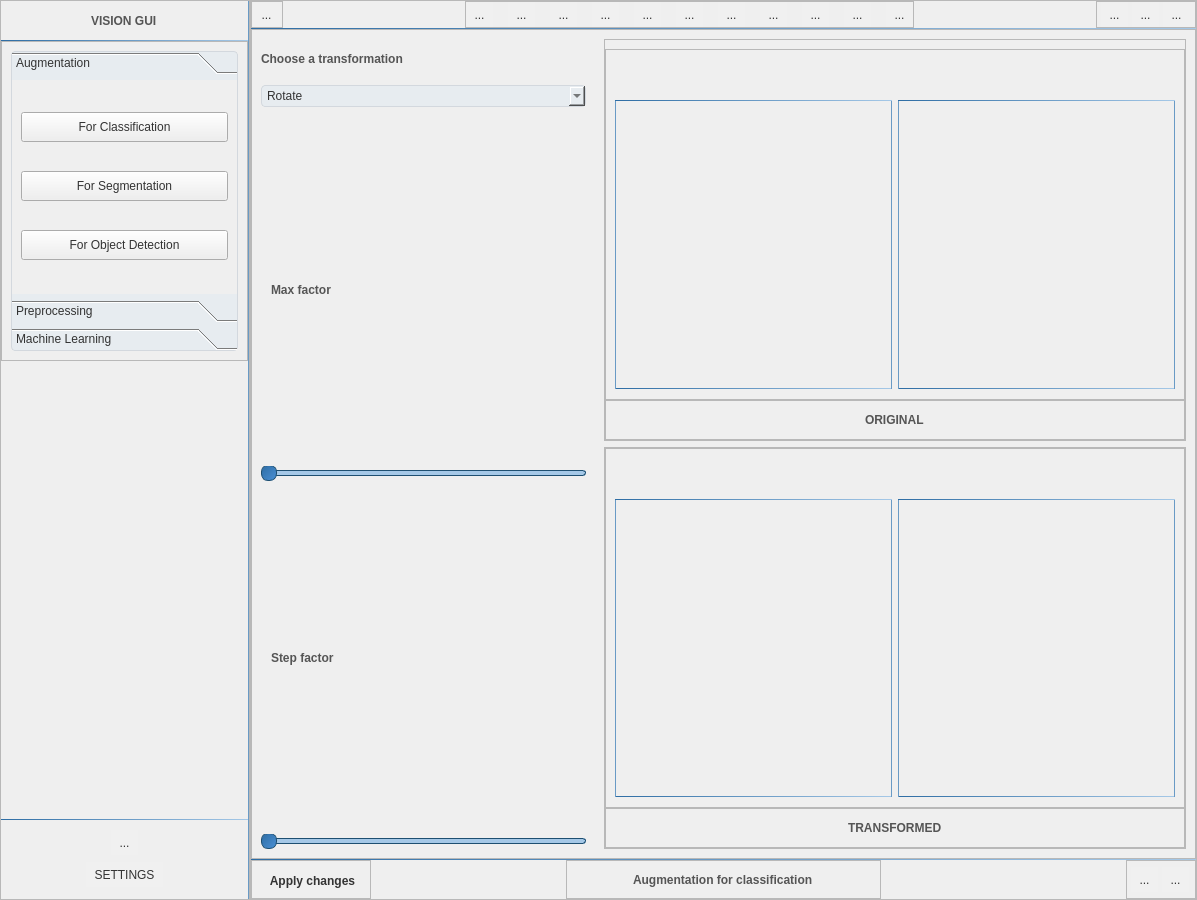
First picture: the form in main_ui.ui, repository huyhoang-mike/Vison_GUI, before the edit.
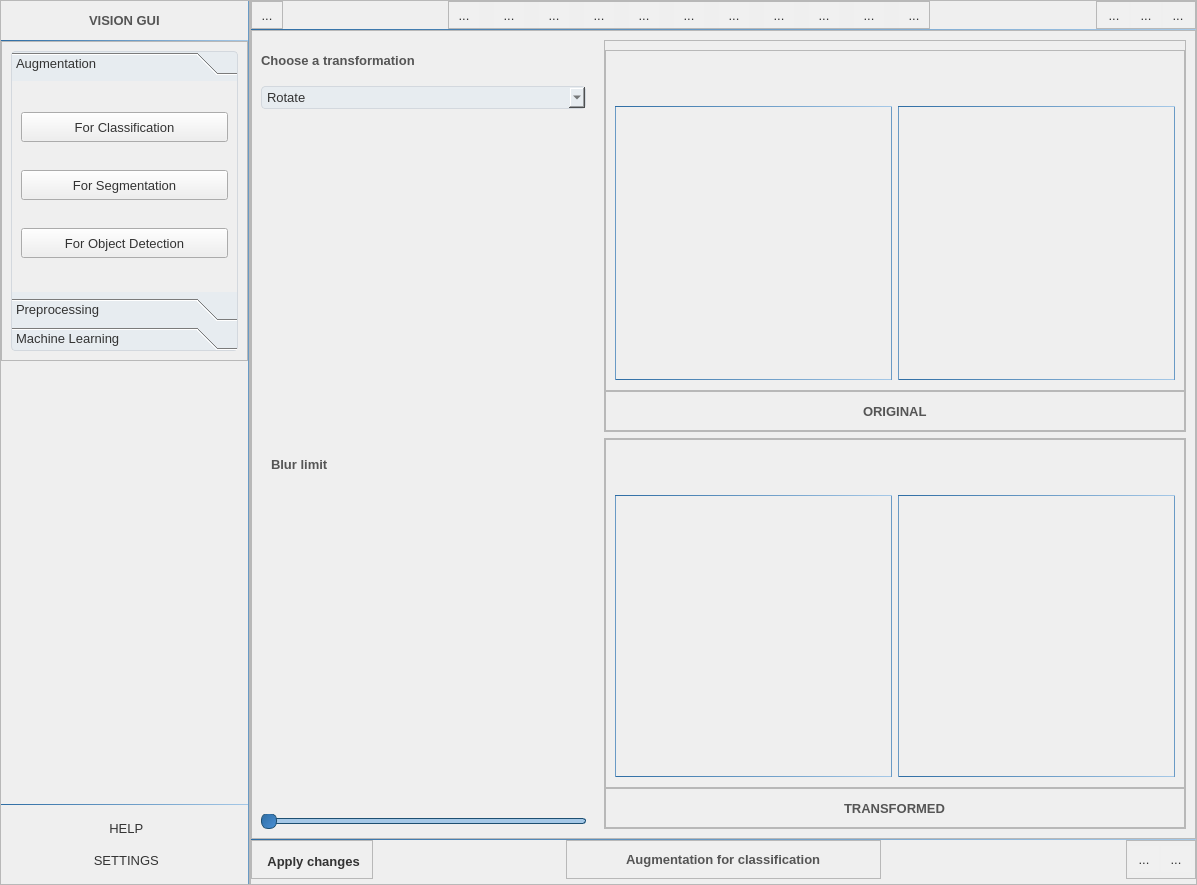
Second picture: the form after the edit. The open tabs and pages were chosen to show the change. Icons and pictures are not drawn.

The edit to the form file:
```diff
--- a/main_ui.ui
+++ b/main_ui.ui
@@ -7,7 +7,7 @@
     <x>0</x>
     <y>0</y>
     <width>1197</width>
-    <height>900</height>
+    <height>885</height>
    </rect>
   </property>
   <property name="windowTitle">
@@ -18,7 +18,7 @@
     <string notr="true">/* General Styles */
 * {
     font-family: 'Segoe UI', sans-serif;
-    font-size: 9pt;
+    font-size: 10pt;
     color: #333;
 }
 /* QLabel Styles for better visibility */
@@ -26,7 +26,6 @@
     color: #555;
     font-weight: bold; /* Make labels stand out */
 }
-
 #result, #origin, #r_i_s_labels, #r_i_s_labels_2, #o_i_s_labels, #o_i_s_labels_2 {
 	border-top: 1px solid qlineargradient(x1:0, y1:0, x2:1, y2:0, stop:0 #2e6da4, stop:1 #a5c8e7); 
 	border-left: 1px solid qlineargradient(x1:0, y1:0, x2:1, y2:0, stop:0 #2e6da4, stop:1 #a5c8e7); 
@@ -92,6 +91,9 @@
 #apply_changes:hover {
     background-color: #4a8cc7;
 }
+QPushButton:hover {
+    border: 1px solid qlineargradient(x1:0, y1:0, x2:1, y2:0, stop:0 #a5c8e7, stop:1 #a5c8e7);
+    }
 QSlider::groove:horizontal {
     background: qlineargradient(x1:0, y1:0, x2:1, y2:0, stop:0 #a5c8e7, stop:1 #a5c8e7);
     border: none;
@@ -190,7 +192,7 @@
          <property name="font">
           <font>
            <family>Segoe UI</family>
-           <pointsize>9</pointsize>
+           <pointsize>10</pointsize>
           </font>
          </property>
          <property name="frameShape">
@@ -247,7 +249,7 @@
                <property name="font">
                 <font>
                  <family>Segoe UI</family>
-                 <pointsize>9</pointsize>
+                 <pointsize>10</pointsize>
                  <bold>true</bold>
                  <underline>false</underline>
                  <strikeout>false</strikeout>
@@ -287,7 +289,7 @@
                <property name="font">
                 <font>
                  <family>Segoe UI</family>
-                 <pointsize>9</pointsize>
+                 <pointsize>10</pointsize>
                 </font>
                </property>
                <property name="accessibleName">
@@ -297,7 +299,7 @@
                 <string notr="true"/>
                </property>
                <property name="currentIndex">
-                <number>2</number>
+                <number>1</number>
                </property>
                <widget class="QWidget" name="Augmentation">
                 <property name="geometry">
@@ -305,13 +307,13 @@
                   <x>0</x>
                   <y>0</y>
                   <width>225</width>
-                  <height>208</height>
+                  <height>205</height>
                  </rect>
                 </property>
                 <property name="font">
                  <font>
                   <family>Segoe UI</family>
-                  <pointsize>9</pointsize>
+                  <pointsize>10</pointsize>
                  </font>
                 </property>
                 <attribute name="label">
@@ -329,7 +331,7 @@
                    <property name="font">
                     <font>
                      <family>Segoe UI</family>
-                     <pointsize>9</pointsize>
+                     <pointsize>10</pointsize>
                     </font>
                    </property>
                    <property name="text">
@@ -354,7 +356,7 @@
                    <property name="font">
                     <font>
                      <family>Segoe UI</family>
-                     <pointsize>9</pointsize>
+                     <pointsize>10</pointsize>
                     </font>
                    </property>
                    <property name="text">
@@ -373,7 +375,7 @@
                    <property name="font">
                     <font>
                      <family>Segoe UI</family>
-                     <pointsize>9</pointsize>
+                     <pointsize>10</pointsize>
                     </font>
                    </property>
                    <property name="text">
@@ -389,7 +391,7 @@
                   <x>0</x>
                   <y>0</y>
                   <width>225</width>
-                  <height>208</height>
+                  <height>205</height>
                  </rect>
                 </property>
                 <attribute name="label">
@@ -407,7 +409,7 @@
                    <property name="font">
                     <font>
                      <family>Segoe UI</family>
-                     <pointsize>9</pointsize>
+                     <pointsize>10</pointsize>
                     </font>
                    </property>
                    <property name="text">
@@ -432,7 +434,7 @@
                    <property name="font">
                     <font>
                      <family>Segoe UI</family>
-                     <pointsize>9</pointsize>
+                     <pointsize>10</pointsize>
                     </font>
                    </property>
                    <property name="text">
@@ -451,7 +453,7 @@
                    <property name="font">
                     <font>
                      <family>Segoe UI</family>
-                     <pointsize>9</pointsize>
+                     <pointsize>10</pointsize>
                     </font>
                    </property>
                    <property name="text">
@@ -467,7 +469,7 @@
                   <x>0</x>
                   <y>0</y>
                   <width>225</width>
-                  <height>208</height>
+                  <height>205</height>
                  </rect>
                 </property>
                 <attribute name="label">
@@ -485,7 +487,7 @@
                    <property name="font">
                     <font>
                      <family>Segoe UI</family>
-                     <pointsize>9</pointsize>
+                     <pointsize>10</pointsize>
                     </font>
                    </property>
                    <property name="text">
@@ -516,7 +518,7 @@
                    <property name="font">
                     <font>
                      <family>Segoe UI</family>
-                     <pointsize>9</pointsize>
+                     <pointsize>10</pointsize>
                     </font>
                    </property>
                    <property name="text">
@@ -535,7 +537,7 @@
                    <property name="font">
                     <font>
                      <family>Segoe UI</family>
-                     <pointsize>9</pointsize>
+                     <pointsize>10</pointsize>
                     </font>
                    </property>
                    <property name="text">
@@ -580,27 +582,30 @@
              <number>0</number>
             </property>
             <layout class="QVBoxLayout" name="verticalLayout_4">
-             <item alignment="Qt::AlignHCenter">
-              <widget class="QToolButton" name="toolButton">
+             <item>
+              <widget class="QPushButton" name="help">
                <property name="text">
-                <string>...</string>
+                <string> HELP</string>
                </property>
                <property name="icon">
                 <iconset resource="svg/icons.qrc">
-                 <normaloff>:/icons/bell-svgrepo-com.svg</normaloff>:/icons/bell-svgrepo-com.svg</iconset>
+                 <normaloff>:/icons/9042837_question_mark_circle_icon.svg</normaloff>:/icons/9042837_question_mark_circle_icon.svg</iconset>
                </property>
                <property name="iconSize">
                 <size>
-                 <width>32</width>
-                 <height>32</height>
+                 <width>22</width>
+                 <height>22</height>
                 </size>
                </property>
+               <property name="flat">
+                <bool>true</bool>
+               </property>
               </widget>
              </item>
-             <item alignment="Qt::AlignHCenter">
-              <widget class="QToolButton" name="setting">
+             <item>
+              <widget class="QPushButton" name="setting">
                <property name="text">
-                <string>SETTINGS</string>
+                <string> SETTINGS</string>
                </property>
                <property name="icon">
                 <iconset resource="svg/icons.qrc">
@@ -608,11 +613,14 @@
                </property>
                <property name="iconSize">
                 <size>
-                 <width>32</width>
-                 <height>32</height>
+                 <width>22</width>
+                 <height>22</height>
                 </size>
                </property>
-               <property name="autoRaise">
+               <property name="default">
+                <bool>false</bool>
+               </property>
+               <property name="flat">
                 <bool>true</bool>
                </property>
               </widget>
@@ -654,7 +662,7 @@
         <number>0</number>
        </property>
        <property name="bottomMargin">
-        <number>0</number>
+        <number>5</number>
        </property>
        <item>
         <widget class="QFrame" name="toolbar">
@@ -844,7 +852,7 @@
              <item>
               <widget class="QToolButton" name="save_folder">
                <property name="toolTip">
-                <string>Save image</string>
+                <string>Save folder</string>
                </property>
                <property name="text">
                 <string>...</string>
@@ -928,7 +936,7 @@
               </widget>
              </item>
              <item>
-              <widget class="QToolButton" name="toolButton_4">
+              <widget class="QToolButton" name="upload_bbox">
                <property name="toolTip">
                 <string>Upload a bounding box</string>
                </property>
@@ -972,6 +980,9 @@
              </item>
              <item>
               <widget class="QToolButton" name="toolButton_6">
+               <property name="toolTip">
+                <string>Save bounding box</string>
+               </property>
                <property name="text">
                 <string>...</string>
                </property>
@@ -1148,9 +1159,15 @@
           <item>
            <widget class="QStackedWidget" name="transform_stack">
             <property name="currentIndex">
-             <number>2</number>
+             <number>1</number>
             </property>
             <widget class="QWidget" name="preprocess">
+             <property name="minimumSize">
+              <size>
+               <width>0</width>
+               <height>0</height>
+              </size>
+             </property>
              <layout class="QVBoxLayout" name="verticalLayout_16">
               <item>
                <widget class="QLabel" name="label_18">
@@ -1172,6 +1189,11 @@
                   <string>Decayed log</string>
                  </property>
                 </item>
+                <item>
+                 <property name="text">
+                  <string>Scale variable by square root</string>
+                 </property>
+                </item>
                 <item>
                  <property name="text">
                   <string>Logarithm</string>
@@ -1206,7 +1228,57 @@
               </item>
               <item>
                <widget class="QStackedWidget" name="stackedPreprocessing">
-                <widget class="QWidget" name="page"/>
+                <property name="currentIndex">
+                 <number>0</number>
+                </property>
+                <widget class="QWidget" name="sqmn">
+                 <layout class="QVBoxLayout" name="verticalLayout_30">
+                  <item>
+                   <layout class="QVBoxLayout" name="verticalLayout_28">
+                    <property name="topMargin">
+                     <number>45</number>
+                    </property>
+                    <property name="bottomMargin">
+                     <number>45</number>
+                    </property>
+                    <item>
+                     <widget class="QLabel" name="label_22">
+                      <property name="text">
+                       <string>Mean shift</string>
+                      </property>
+                     </widget>
+                    </item>
+                    <item>
+                     <widget class="QSlider" name="horizontalSlider">
+                      <property name="maximum">
+                       <number>255</number>
+                      </property>
+                      <property name="orientation">
+                       <enum>Qt::Horizontal</enum>
+                      </property>
+                     </widget>
+                    </item>
+                    <item>
+                     <widget class="QLabel" name="label_23">
+                      <property name="text">
+                       <string>Scaling limit</string>
+                      </property>
+                     </widget>
+                    </item>
+                    <item>
+                     <widget class="QSlider" name="horizontalSlider_2">
+                      <property name="maximum">
+                       <number>255</number>
+                      </property>
+                      <property name="orientation">
+                       <enum>Qt::Horizontal</enum>
+                      </property>
+                     </widget>
+                    </item>
+                   </layout>
+                  </item>
+                 </layout>
+                </widget>
                 <widget class="QWidget" name="page_3"/>
                 <widget class="QWidget" name="page_4"/>
                 <widget class="QWidget" name="page_5"/>
@@ -1234,7 +1306,7 @@
                 <property name="font">
                  <font>
                   <family>Segoe UI</family>
-                  <pointsize>9</pointsize>
+                  <pointsize>10</pointsize>
                   <bold>true</bold>
                  </font>
                 </property>
@@ -1248,7 +1320,7 @@
                 <property name="font">
                  <font>
                   <family>Segoe UI</family>
-                  <pointsize>9</pointsize>
+                  <pointsize>10</pointsize>
                  </font>
                 </property>
                 <item>
@@ -1296,7 +1368,7 @@
               <item>
                <widget class="QStackedWidget" name="param_stack">
                 <property name="currentIndex">
-                 <number>6</number>
+                 <number>5</number>
                 </property>
                 <widget class="QWidget" name="crop">
                  <layout class="QVBoxLayout" name="verticalLayout_31">
@@ -1313,7 +1385,7 @@
                       <property name="font">
                        <font>
                         <family>Segoe UI</family>
-                        <pointsize>9</pointsize>
+                        <pointsize>10</pointsize>
                         <bold>true</bold>
                        </font>
                       </property>
@@ -1355,7 +1427,7 @@
                       <property name="font">
                        <font>
                         <family>Segoe UI</family>
-                        <pointsize>9</pointsize>
+                        <pointsize>10</pointsize>
                         <bold>true</bold>
                        </font>
                       </property>
@@ -1408,7 +1480,7 @@
                       <property name="font">
                        <font>
                         <family>Segoe UI</family>
-                        <pointsize>9</pointsize>
+                        <pointsize>10</pointsize>
                         <bold>true</bold>
                        </font>
                       </property>
@@ -1435,7 +1507,7 @@
                       <property name="font">
                        <font>
                         <family>Segoe UI</family>
-                        <pointsize>9</pointsize>
+                        <pointsize>10</pointsize>
                         <bold>true</bold>
                        </font>
                       </property>
@@ -1449,7 +1521,7 @@
                       <property name="font">
                        <font>
                         <family>Segoe UI</family>
-                        <pointsize>9</pointsize>
+                        <pointsize>10</pointsize>
                        </font>
                       </property>
                       <property name="toolTipDuration">
@@ -1483,7 +1555,7 @@
                     <property name="font">
                      <font>
                       <family>Segoe UI</family>
-                      <pointsize>9</pointsize>
+                      <pointsize>10</pointsize>
                       <bold>true</bold>
                      </font>
                     </property>
@@ -1512,7 +1584,7 @@
                       <property name="font">
                        <font>
                         <family>Segoe UI</family>
-                        <pointsize>9</pointsize>
+                        <pointsize>10</pointsize>
                         <bold>true</bold>
                        </font>
                       </property>
@@ -1560,7 +1632,7 @@
                       <property name="font">
                        <font>
                         <family>Segoe UI</family>
-                        <pointsize>9</pointsize>
+                        <pointsize>10</pointsize>
                         <bold>true</bold>
                        </font>
                       </property>
@@ -1604,7 +1676,7 @@
                       <property name="font">
                        <font>
                         <family>Segoe UI</family>
-                        <pointsize>9</pointsize>
+                        <pointsize>10</pointsize>
                         <bold>true</bold>
                        </font>
                       </property>
@@ -1654,12 +1726,12 @@
                       <property name="font">
                        <font>
                         <family>Segoe UI</family>
-                        <pointsize>9</pointsize>
+                        <pointsize>10</pointsize>
                         <bold>true</bold>
                        </font>
                       </property>
                       <property name="text">
-                       <string>Max factor</string>
+                       <string>Blur limit</string>
                       </property>
                       <property name="indent">
                        <number>10</number>
@@ -1667,7 +1739,7 @@
                      </widget>
                     </item>
                     <item>
-                     <widget class="QSlider" name="max_factor">
+                     <widget class="QSlider" name="blur_limit">
                       <property name="minimum">
                        <number>1</number>
                       </property>
@@ -1691,42 +1763,6 @@
                       </property>
                      </widget>
                     </item>
-                    <item>
-                     <widget class="QLabel" name="label_4">
-                      <property name="font">
-                       <font>
-                        <family>Segoe UI</family>
-                        <pointsize>9</pointsize>
-                        <bold>true</bold>
-                       </font>
-                      </property>
-                      <property name="text">
-                       <string>Step factor</string>
-                      </property>
-                      <property name="indent">
-                       <number>10</number>
-                      </property>
-                     </widget>
-                    </item>
-                    <item>
-                     <widget class="QSlider" name="step_factor">
-                      <property name="minimum">
-                       <number>1</number>
-                      </property>
-                      <property name="maximum">
-                       <number>10</number>
-                      </property>
-                      <property name="pageStep">
-                       <number>1</number>
-                      </property>
-                      <property name="sliderPosition">
-                       <number>1</number>
-                      </property>
-                      <property name="orientation">
-                       <enum>Qt::Horizontal</enum>
-                      </property>
-                     </widget>
-                    </item>
                    </layout>
                   </item>
                  </layout>
@@ -1740,7 +1776,7 @@
                       <property name="font">
                        <font>
                         <family>Segoe UI</family>
-                        <pointsize>9</pointsize>
+                        <pointsize>10</pointsize>
                         <bold>true</bold>
                        </font>
                       </property>
@@ -1764,7 +1800,7 @@
                       <property name="font">
                        <font>
                         <family>Segoe UI</family>
-                        <pointsize>9</pointsize>
+                        <pointsize>10</pointsize>
                         <bold>true</bold>
                        </font>
                       </property>
@@ -1791,7 +1827,7 @@
                     <property name="font">
                      <font>
                       <family>Segoe UI</family>
-                      <pointsize>9</pointsize>
+                      <pointsize>10</pointsize>
                       <bold>true</bold>
                      </font>
                     </property>
@@ -1856,7 +1892,7 @@
           <item>
            <widget class="QStackedWidget" name="display_stack">
             <property name="currentIndex">
-             <number>2</number>
+             <number>0</number>
             </property>
             <widget class="QWidget" name="obj_cls">
              <layout class="QVBoxLayout" name="verticalLayout_10">
@@ -1947,7 +1983,7 @@
                       <property name="font">
                        <font>
                         <family>Segoe UI</family>
-                        <pointsize>9</pointsize>
+                        <pointsize>10</pointsize>
                         <bold>true</bold>
                        </font>
                       </property>
@@ -2043,7 +2079,7 @@
                       <property name="font">
                        <font>
                         <family>Segoe UI</family>
-                        <pointsize>9</pointsize>
+                        <pointsize>10</pointsize>
                         <bold>true</bold>
                        </font>
                       </property>
@@ -2099,7 +2135,7 @@
                    </property>
                    <layout class="QHBoxLayout" name="horizontalLayout_13">
                     <property name="topMargin">
-                     <number>50</number>
+                     <number>55</number>
                     </property>
                     <property name="bottomMargin">
                      <number>10</number>
@@ -2113,6 +2149,21 @@
                        <enum>QFrame::Raised</enum>
                       </property>
                       <layout class="QVBoxLayout" name="verticalLayout_18">
+                       <property name="spacing">
+                        <number>0</number>
+                       </property>
+                       <property name="leftMargin">
+                        <number>0</number>
+                       </property>
+                       <property name="topMargin">
+                        <number>0</number>
+                       </property>
+                       <property name="rightMargin">
+                        <number>0</number>
+                       </property>
+                       <property name="bottomMargin">
+                        <number>0</number>
+                       </property>
                        <item>
                         <widget class="QLabel" name="o_i_s_label">
                          <property name="text">
@@ -2135,6 +2186,21 @@
                        <enum>QFrame::Raised</enum>
                       </property>
                       <layout class="QVBoxLayout" name="verticalLayout_19">
+                       <property name="spacing">
+                        <number>0</number>
+                       </property>
+                       <property name="leftMargin">
+                        <number>0</number>
+                       </property>
+                       <property name="topMargin">
+                        <number>0</number>
+                       </property>
+                       <property name="rightMargin">
+                        <number>0</number>
+                       </property>
+                       <property name="bottomMargin">
+                        <number>0</number>
+                       </property>
                        <item>
                         <widget class="QLabel" name="o_i_s_label_2">
                          <property name="text">
@@ -2186,7 +2252,7 @@
                       <property name="font">
                        <font>
                         <family>Segoe UI</family>
-                        <pointsize>9</pointsize>
+                        <pointsize>10</pointsize>
                         <bold>true</bold>
                        </font>
                       </property>
@@ -2235,7 +2301,7 @@
                    </property>
                    <layout class="QHBoxLayout" name="horizontalLayout_14">
                     <property name="topMargin">
-                     <number>50</number>
+                     <number>55</number>
                     </property>
                     <property name="bottomMargin">
                      <number>10</number>
@@ -2249,6 +2315,21 @@
                        <enum>QFrame::Raised</enum>
                       </property>
                       <layout class="QVBoxLayout" name="verticalLayout_20">
+                       <property name="spacing">
+                        <number>0</number>
+                       </property>
+                       <property name="leftMargin">
+                        <number>0</number>
+                       </property>
+                       <property name="topMargin">
+                        <number>0</number>
+                       </property>
+                       <property name="rightMargin">
+                        <number>0</number>
+                       </property>
+                       <property name="bottomMargin">
+                        <number>0</number>
+                       </property>
                        <item>
                         <widget class="QLabel" name="r_i_s_label">
                          <property name="text">
@@ -2271,6 +2352,21 @@
                        <enum>QFrame::Raised</enum>
                       </property>
                       <layout class="QVBoxLayout" name="verticalLayout_21">
+                       <property name="spacing">
+                        <number>0</number>
+                       </property>
+                       <property name="leftMargin">
+                        <number>0</number>
+                       </property>
+                       <property name="topMargin">
+                        <number>0</number>
+                       </property>
+                       <property name="rightMargin">
+                        <number>0</number>
+                       </property>
+                       <property name="bottomMargin">
+                        <number>0</number>
+                       </property>
                        <item>
                         <widget class="QLabel" name="r_i_s_label_2">
                          <property name="text">
@@ -2322,7 +2418,7 @@
                       <property name="font">
                        <font>
                         <family>Segoe UI</family>
-                        <pointsize>9</pointsize>
+                        <pointsize>10</pointsize>
                         <bold>true</bold>
                        </font>
                       </property>
@@ -2390,7 +2486,7 @@
          <property name="minimumSize">
           <size>
            <width>0</width>
-           <height>32</height>
+           <height>40</height>
           </size>
          </property>
          <property name="maximumSize">
@@ -2462,7 +2558,7 @@
                <property name="font">
                 <font>
                  <family>Segoe UI</family>
-                 <pointsize>9</pointsize>
+                 <pointsize>10</pointsize>
                  <bold>true</bold>
                 </font>
                </property>
@@ -2504,7 +2600,7 @@
                <property name="font">
                 <font>
                  <family>Segoe UI</family>
-                 <pointsize>9</pointsize>
+                 <pointsize>10</pointsize>
                  <bold>true</bold>
                 </font>
                </property>
```
